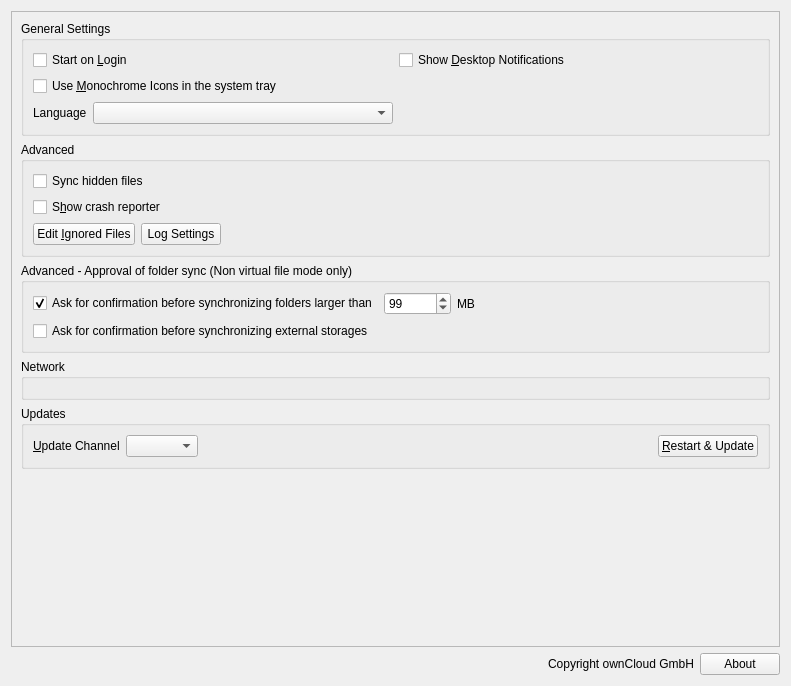
The window that src/gui/generalsettings.ui (GrossLukas/client) describes before a commit, drawn with Qt 5.
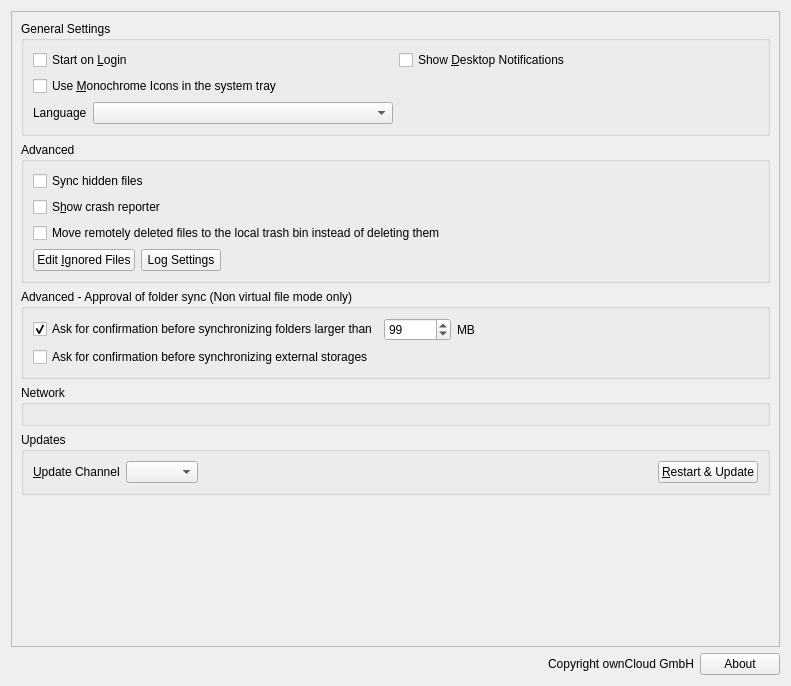
The same window after the commit. Custom widgets are drawn as their Qt base class.

Commit message:
Move files to trash instead of deleting them
Add an option to have the client not delete files when they are removed
on the remote side, but to move them into the trash bin.

Fixes: #9001

```diff
--- a/src/gui/generalsettings.ui
+++ b/src/gui/generalsettings.ui
@@ -120,6 +120,13 @@
               </property>
              </widget>
             </item>
+            <item>
+             <widget class="QCheckBox" name="moveToTrashCheckBox">
+              <property name="text">
+               <string>Move remotely deleted files to the local trash bin instead of deleting them</string>
+              </property>
+             </widget>
+            </item>
             <item>
              <layout class="QHBoxLayout" name="horizontalLayout_4">
               <item>
```
The commit also changes 10 other files.
